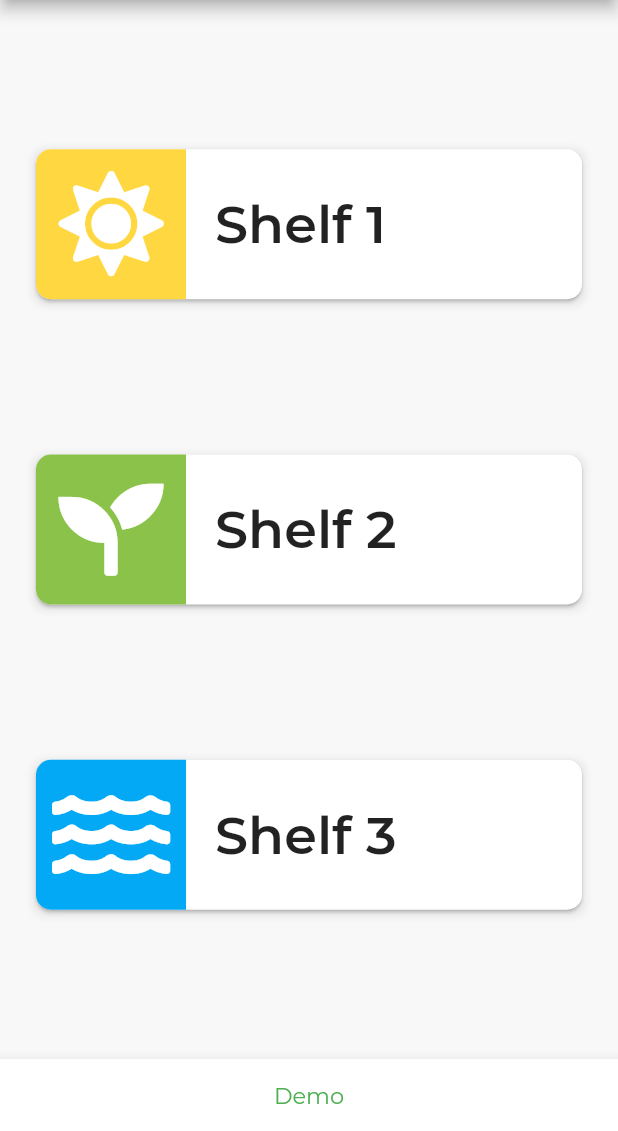
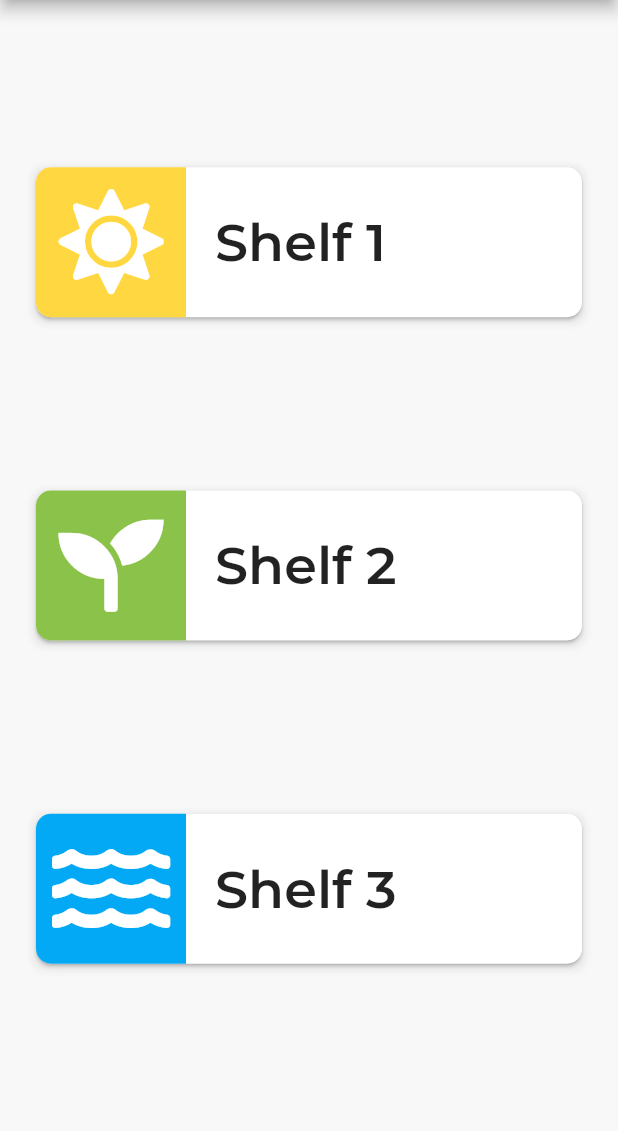
Before and after one commit to Senior-Design-ZotPonics/ZotPonicsMobileAppv3, a Flutter app: the screen it shows after launch, on a phone screen of 412 x 824 dp, the part 105-1236 px from its top. Run offline on Flutter 3.47's test engine with Material 2 defaults, Android fonts, the phone set to English and light mode, and no system bars; our stand-ins replace font_awesome_flutter, platform; missing offline and left inert: flutter_local_notifications_platform_interface; project files that could hold a hidden picture were left out.

Commit message:
Commented out demo features

```diff
--- a/lib/homePage.dart
+++ b/lib/homePage.dart
@@ -83,8 +83,8 @@ class _HomePage extends State<HomePage> {
                       ShelfButton('Shelf 2', Colors.lightGreen, FontAwesomeIcons.seedling, _font, 2),
                       ShelfButton('Shelf 3', Colors.lightBlue, FontAwesomeIcons.water, _font, 3)
                     ]
-                ),
-        bottomNavigationBar: new BottomAppBar( /// create and delete buttons
+                )
+        /*bottomNavigationBar: new BottomAppBar( /// create and delete buttons
             child: Row(
                 children: <Widget>[
                   Expanded(
@@ -99,7 +99,7 @@ class _HomePage extends State<HomePage> {
                   )
                 ]
             )
-        )
+        )*/
     );
   }
 }
```
